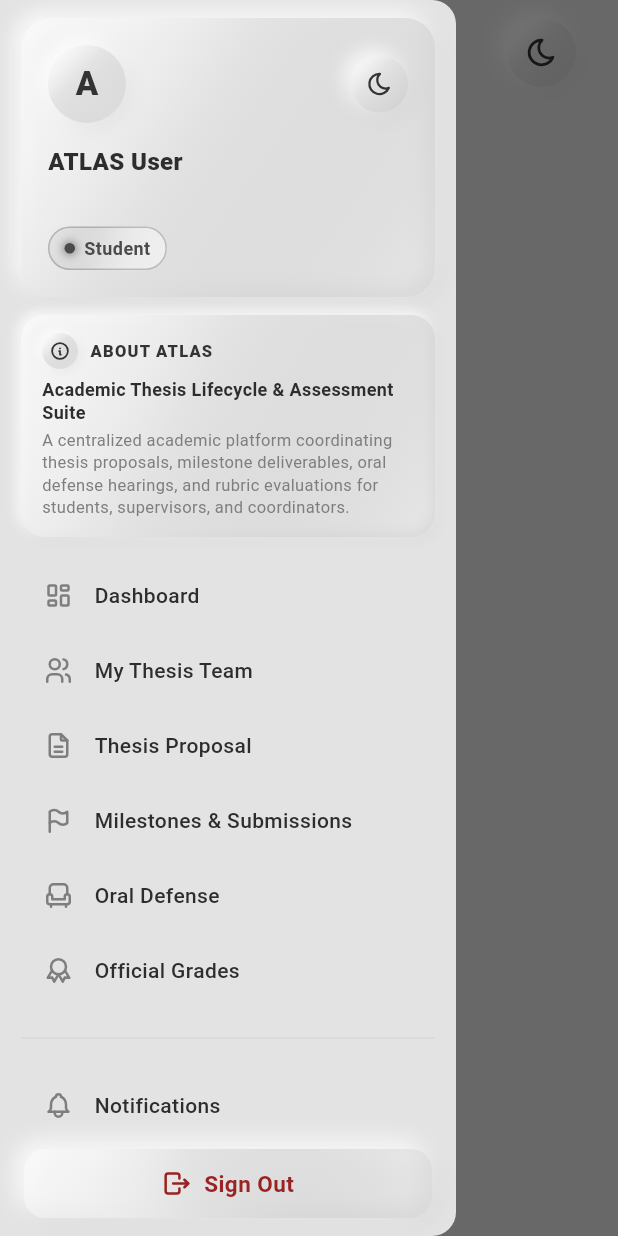
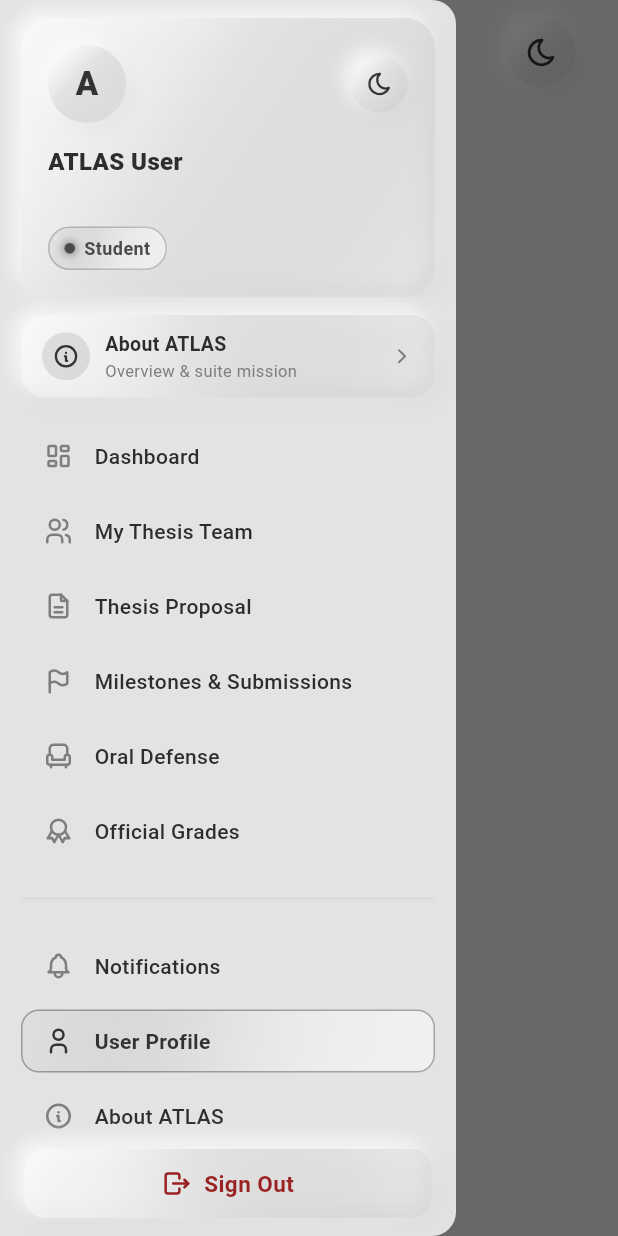
Before and after one commit to LIGHT2DD/Atlas_Mobile, a Flutter app: the ProfileScreen screen opened by its route, with the side drawer open, on a phone screen of 412 x 824 dp. Run offline on Flutter 3.47's test engine with Material 3 defaults, Android fonts, the phone set to English and light mode, and no system bars; our stand-ins replace dio, file_picker, flutter_riverpod, flutter_secure_storage, flutter_tabler_icons, go_router; accounts and stored records are empty; network calls fail.

Commit message:
feat(about): create dedicated About ATLAS screen and add navigation option below user profile

```diff
--- a/mobile/lib/core/routing/app_router.dart
+++ b/mobile/lib/core/routing/app_router.dart
@@ -1,6 +1,7 @@
 import 'package:flutter/material.dart';
 import 'package:flutter_riverpod/flutter_riverpod.dart';
 import 'package:go_router/go_router.dart';
+import '../../features/about/about_atlas_screen.dart';
 import '../../features/auth/auth_controller.dart';
 import '../../features/auth/forgot_password_screen.dart';
 import '../../features/auth/login_screen.dart';
@@ -271,6 +272,12 @@
         path: '/profile',
         builder: (context, state) => const ProfileScreen(),
       ),
+
+      // About ATLAS Dedicated Route
+      GoRoute(
+        path: '/about',
+        builder: (context, state) => const AboutAtlasScreen(),
+      ),
     ],
   );
 });
--- a/mobile/lib/features/dashboard/coordinator_dashboard_screen.dart
+++ b/mobile/lib/features/dashboard/coordinator_dashboard_screen.dart
@@ -4,7 +4,6 @@
 import 'package:go_router/go_router.dart';
 import '../../widgets/neumorphic/neumorphic.dart';
 import '../../shared/widgets/atlas_drawer.dart';
-import '../../shared/widgets/about_atlas_card.dart';
 import '../coordinator/coordinator_repository.dart';
 
 class CoordinatorDashboardScreen extends ConsumerWidget {
@@ -98,10 +97,6 @@
                 ),
               ),
               const SizedBox(height: 18),
-
-              // About ATLAS Section
-              const AboutAtlasCard(),
-              const SizedBox(height: 22),
 
               // KPI Grid Header
               Text(
--- a/mobile/lib/features/dashboard/student_dashboard_screen.dart
+++ b/mobile/lib/features/dashboard/student_dashboard_screen.dart
@@ -5,7 +5,6 @@
 import '../../widgets/neumorphic/neumorphic.dart';
 import '../../shared/widgets/atlas_drawer.dart';
 import '../../shared/widgets/status_badge.dart';
-import '../../shared/widgets/about_atlas_card.dart';
 import '../auth/auth_controller.dart';
 import '../teams/team_repository.dart';
 
@@ -122,10 +121,6 @@
                 ),
               ),
               const SizedBox(height: 18),
-
-              // About ATLAS Section
-              const AboutAtlasCard(),
-              const SizedBox(height: 22),
 
               // Team Status Card
               teamAsync.when(
--- a/mobile/lib/features/dashboard/supervisor_dashboard_screen.dart
+++ b/mobile/lib/features/dashboard/supervisor_dashboard_screen.dart
@@ -4,7 +4,6 @@
 import 'package:go_router/go_router.dart';
 import '../../widgets/neumorphic/neumorphic.dart';
 import '../../shared/widgets/atlas_drawer.dart';
-import '../../shared/widgets/about_atlas_card.dart';
 import '../auth/auth_controller.dart';
 import '../supervisor/supervisor_repository.dart';
 
@@ -102,10 +101,6 @@
                 ),
               ),
               const SizedBox(height: 18),
-
-              // About ATLAS Section
-              const AboutAtlasCard(),
-              const SizedBox(height: 22),
 
               // KPI Counters
               Row(
--- a/mobile/lib/features/profile/profile_screen.dart
+++ b/mobile/lib/features/profile/profile_screen.dart
@@ -5,7 +5,6 @@
 import '../../widgets/neumorphic/neumorphic.dart';
 import '../../shared/widgets/atlas_drawer.dart';
 import '../../shared/widgets/status_badge.dart';
-import '../../shared/widgets/about_atlas_card.dart';
 import '../auth/auth_controller.dart';
 
 class ProfileScreen extends ConsumerWidget {
@@ -79,8 +78,58 @@
                 ),
                 const SizedBox(height: 16),
 
-                // About ATLAS Section
-                const AboutAtlasCard(),
+                // About ATLAS Navigation Option
+                IosNeuCard(
+                  borderRadius: BorderRadius.circular(20),
+                  padding: const EdgeInsets.symmetric(horizontal: 18, vertical: 14),
+                  onTap: () => context.push('/about'),
+                  child: Row(
+                    children: [
+                      Container(
+                        width: 44,
+                        height: 44,
+                        decoration: BoxDecoration(
+                          color: neuTheme.accentColor.withValues(alpha: 0.12),
+                          shape: BoxShape.circle,
+                        ),
+                        child: Icon(
+                          TablerIcons.info_circle,
+                          color: neuTheme.accentColor,
+                          size: 24,
+                        ),
+                      ),
+                      const SizedBox(width: 14),
+                      Expanded(
+                        child: Column(
+                          crossAxisAlignment: CrossAxisAlignment.start,
+                          children: [
+                            Text(
+                              'About ATLAS',
+                              style: TextStyle(
+                                fontSize: 15,
+                                fontWeight: FontWeight.w700,
+                                color: neuTheme.textPrimary,
+                              ),
+                            ),
+                            const SizedBox(height: 2),
+                            Text(
+                              'Academic Thesis Lifecycle & Assessment Suite',
+                              style: TextStyle(
+                                fontSize: 12,
+                                color: neuTheme.textSecondary,
+                              ),
+                            ),
+                          ],
+                        ),
+                      ),
+                      Icon(
+                        TablerIcons.chevron_right,
+                        color: neuTheme.textSecondary.withValues(alpha: 0.7),
+                        size: 20,
+                      ),
+                    ],
+                  ),
+                ),
                 const SizedBox(height: 20),
 
                 // Account Information
--- a/mobile/lib/shared/widgets/atlas_drawer.dart
+++ b/mobile/lib/shared/widgets/atlas_drawer.dart
@@ -5,7 +5,6 @@
 import '../../widgets/neumorphic/neumorphic.dart';
 import '../models/user_model.dart';
 import '../../features/auth/auth_controller.dart';
-import 'about_atlas_card.dart';
 
 class AtlasDrawer extends ConsumerWidget {
   const AtlasDrawer({super.key});
@@ -97,8 +96,60 @@
                   ),
                   const SizedBox(height: 12),
 
-                  // Compact "About ATLAS" Card below User Profile
-                  const AboutAtlasCard(isCompact: true),
+                  // About ATLAS Option below User Profile
+                  IosNeuCard(
+                    borderRadius: BorderRadius.circular(16),
+                    padding: const EdgeInsets.symmetric(horizontal: 14, vertical: 10),
+                    onTap: () {
+                      Navigator.of(context).pop();
+                      context.push('/about');
+                    },
+                    child: Row(
+                      children: [
+                        Container(
+                          width: 32,
+                          height: 32,
+                          decoration: BoxDecoration(
+                            color: neuTheme.accentColor.withValues(alpha: 0.12),
+                            shape: BoxShape.circle,
+                          ),
+                          child: Icon(
+                            TablerIcons.info_circle,
+                            color: neuTheme.accentColor,
+                            size: 18,
+                          ),
+                        ),
+                        const SizedBox(width: 10),
+                        Expanded(
+                          child: Column(
+                            crossAxisAlignment: CrossAxisAlignment.start,
+                            children: [
+                              Text(
+                                'About ATLAS',
+                                style: TextStyle(
+                                  fontSize: 13,
+                                  fontWeight: FontWeight.w700,
+                                  color: neuTheme.textPrimary,
+                                ),
+                              ),
+                              Text(
+                                'Overview & suite mission',
+                                style: TextStyle(
+                                  fontSize: 11,
+                                  color: neuTheme.textSecondary,
+                                ),
+                              ),
+                            ],
+                          ),
+                        ),
+                        Icon(
+                          TablerIcons.chevron_right,
+                          size: 16,
+                          color: neuTheme.textSecondary,
+                        ),
+                      ],
+                    ),
+                  ),
                   const SizedBox(height: 14),
                   _drawerItem(
                     context,
@@ -234,6 +285,12 @@
                     title: 'User Profile',
                     route: '/profile',
                   ),
+                  _drawerItem(
+                    context,
+                    icon: TablerIcons.info_circle,
+                    title: 'About ATLAS',
+                    route: '/about',
+                  ),
                 ],
               ),
             ),
```
Also changed, not shown: mobile/lib/features/about/about_atlas_screen.dart (added, +476 -0 lines).
